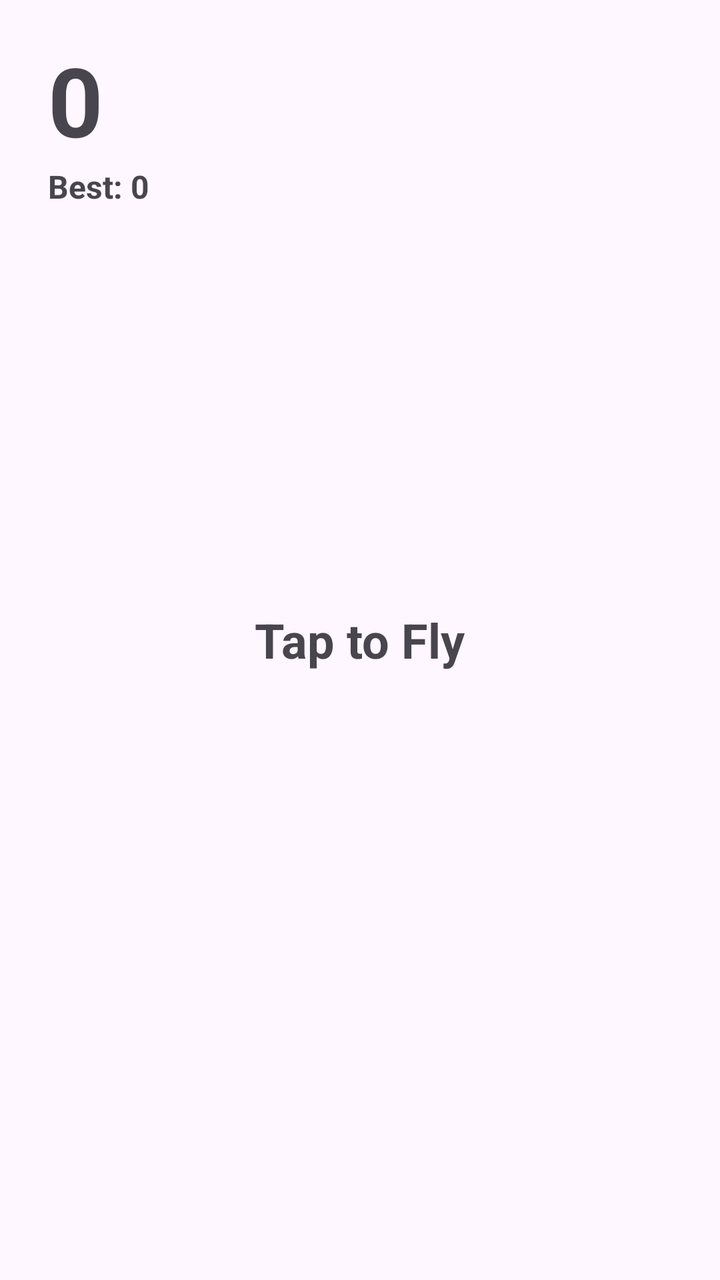
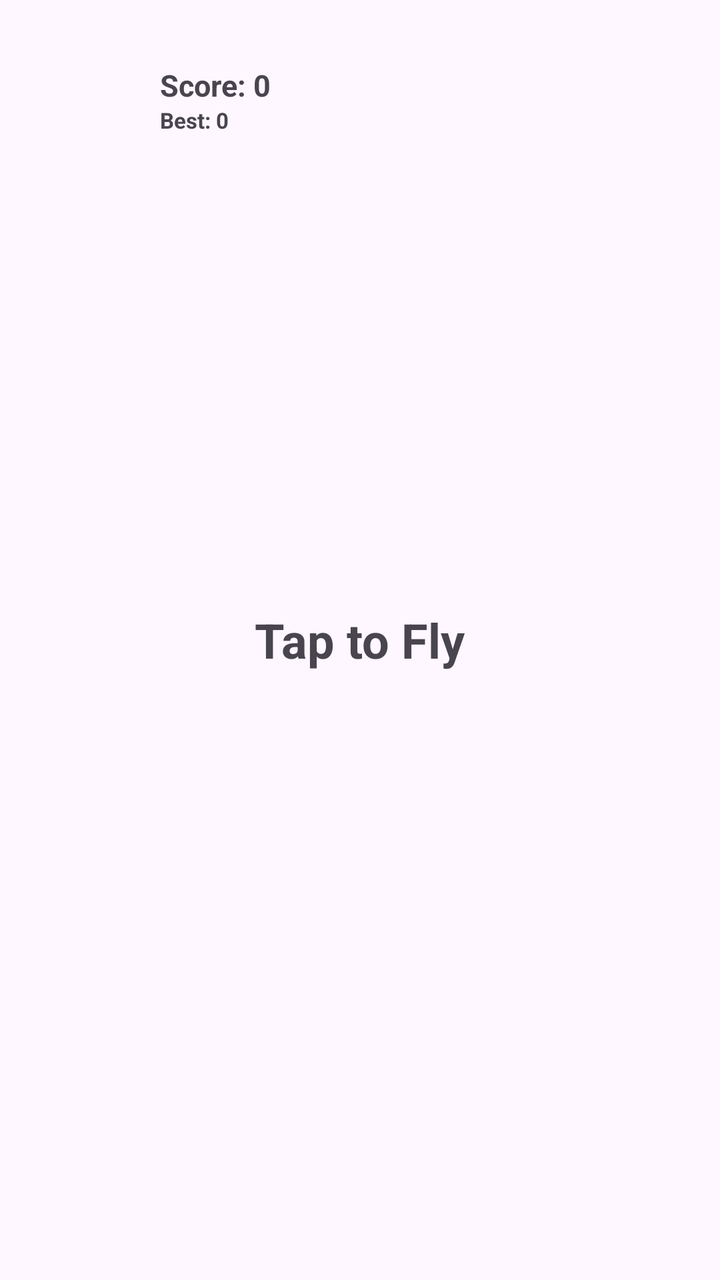

Before-and-after screenshots of an Android layout around one commit, followed by the original layout XML and the change that was made.
<!-- AndroidManifest.xml: activity theme Theme.OwnPhotoONWall -->
<!-- res/layout/activity_flappy_bird.xml -->
<?xml version="1.0" encoding="utf-8"?>

<RelativeLayout xmlns:android="http://schemas.android.com/apk/res/android"
    xmlns:app="http://schemas.android.com/apk/res-auto"
    android:id="@+id/flappyRoot"
    android:layout_width="match_parent"
    android:layout_height="match_parent"
    android:fitsSystemWindows="true">

    
    <FrameLayout
        android:id="@+id/gameContainer"
        android:layout_width="match_parent"
        android:layout_height="match_parent" />

    
    <RelativeLayout
        android:id="@+id/topHud"
        android:layout_width="match_parent"
        android:layout_height="wrap_content"
        android:layout_alignParentTop="true"
        android:paddingStart="24dp"
        android:paddingEnd="16dp"
        android:paddingTop="16dp"
        android:paddingBottom="12dp"
        android:elevation="4dp">

        
        <LinearLayout
            android:layout_width="wrap_content"
            android:layout_height="wrap_content"
            android:orientation="vertical"
            android:layout_alignParentStart="true"
            android:layout_centerVertical="true">

            <TextView
                android:id="@+id/tvCurrentScore"
                android:layout_width="wrap_content"
                android:layout_height="wrap_content"
                android:text="0"
                android:textSize="48sp"
                android:textStyle="bold"
                android:includeFontPadding="false" />

            <TextView
                android:id="@+id/tvHighScore"
                android:layout_width="wrap_content"
                android:layout_height="wrap_content"
                android:text="Best: 0"
                android:textSize="16sp"
                android:textStyle="bold"
                android:layout_marginTop="2dp" />
        </LinearLayout>

        
        <ImageButton
            android:id="@+id/btnPause"
            android:layout_width="100dp"
            android:layout_height="100dp"
            android:layout_alignParentEnd="true"
            android:layout_centerVertical="true"
            android:background="?attr/selectableItemBackgroundBorderless"
            android:scaleType="fitCenter"
            android:padding="8dp"
            android:contentDescription="Pause Game" />
    </RelativeLayout>

    
    <RelativeLayout
        android:id="@+id/pauseOverlay"
        android:layout_width="match_parent"
        android:layout_height="match_parent"
        android:background="#99000000"
        android:visibility="gone"
        android:elevation="10dp"
        android:clipToPadding="false"
        android:clipChildren="false">

        <ScrollView
            android:layout_width="match_parent"
            android:layout_height="wrap_content"
            android:layout_centerInParent="true"
            android:layout_marginHorizontal="28dp"
            android:scrollbars="none"
            android:clipToPadding="false">

            <LinearLayout
                android:id="@+id/pauseCard"
                android:layout_width="match_parent"
                android:layout_height="wrap_content"
                android:orientation="vertical"
                android:paddingTop="32dp"
                android:paddingBottom="44dp"
                android:paddingHorizontal="24dp"
                android:gravity="center"
                android:clipToPadding="false">

                <TextView
                    android:id="@+id/tvPauseTitle"
                    android:layout_width="wrap_content"
                    android:layout_height="wrap_content"
                    android:text="PAUSED"
                    android:textSize="26sp"
                    android:textStyle="bold"
                    android:gravity="center"
                    android:layout_marginBottom="24dp" />

                <Button
                    android:id="@+id/btnResume"
                    style="@style/ModernButtonStyle"
                    android:layout_width="match_parent"
                    android:layout_height="56dp"
                    android:textSize="16sp"
                    android:backgroundTint="#34C759"
                    android:textColor="#FFFFFF"
                    android:text="Resume Game" />

                
                <Button
                    android:id="@+id/btnToggleVibration"
                    style="@style/ModernButtonStyle"
                    android:layout_width="match_parent"
                    android:layout_height="56dp"
                    android:textSize="16sp"
                    android:backgroundTint="#8E8E93"
                    android:textColor="#FFFFFF"
                    android:layout_marginTop="12dp"
                    android:text="Vibration: ON" />

                <Button
                    android:id="@+id/btnQuitFromPause"
                    style="@style/ModernButtonStyle"
                    android:layout_width="match_parent"
                    android:layout_height="56dp"
                    android:textSize="16sp"
                    android:backgroundTint="#FF3B30"
                    android:textColor="#FFFFFF"
                    android:layout_marginTop="12dp"
                    android:text="Quit to Menu" />
            </LinearLayout>
        </ScrollView>
    </RelativeLayout>

    
    <RelativeLayout
        android:id="@+id/gameOverOverlay"
        android:layout_width="match_parent"
        android:layout_height="match_parent"
        android:background="#99000000"
        android:visibility="gone"
        android:elevation="10dp"
        android:clipToPadding="false"
        android:clipChildren="false">

        <ScrollView
            android:layout_width="match_parent"
            android:layout_height="wrap_content"
            android:layout_centerInParent="true"
            android:layout_marginHorizontal="28dp"
            android:scrollbars="none"
            android:clipToPadding="false">

            <LinearLayout
                android:id="@+id/gameOverCard"
                android:layout_width="match_parent"
                android:layout_height="wrap_content"
                android:orientation="vertical"
                android:paddingTop="28dp"
                android:paddingBottom="44dp"
                android:paddingHorizontal="24dp"
                android:gravity="center"
                android:clipToPadding="false">

                
                <FrameLayout
                    android:id="@+id/snapshotContainer"
                    android:layout_width="130dp"
                    android:layout_height="130dp"
                    android:layout_marginBottom="16dp"
                    android:visibility="gone"
                    android:elevation="2dp">

                    <ImageView
                        android:id="@+id/ivDeathSnapshot"
                        android:layout_width="match_parent"
                        android:layout_height="match_parent"
                        android:scaleType="centerCrop"
                        android:contentDescription="Death Snapshot" />
                </FrameLayout>

                <TextView
                    android:id="@+id/tvGameOverTitle"
                    android:layout_width="match_parent"
                    android:layout_height="wrap_content"
                    android:text="GAME OVER"
                    android:textStyle="bold"
                    android:textSize="32sp"
                    android:gravity="center"
                    android:layout_marginBottom="8dp" />

                
                <TextView
                    android:id="@+id/tvNewHighScoreBanner"
                    android:layout_width="wrap_content"
                    android:layout_height="wrap_content"
                    android:text="🏆 NEW HIGH SCORE! 🏆"
                    android:textColor="#FFD700"
                    android:textSize="18sp"
                    android:textStyle="bold"
                    android:gravity="center"
                    android:visibility="gone"
                    android:layout_marginBottom="16dp" />

                <TextView
                    android:id="@+id/tvFinalScore"
                    android:layout_width="wrap_content"
                    android:layout_height="wrap_content"
                    android:text="Score: 0"
                    android:textSize="22sp"
                    android:layout_marginBottom="24dp" />

                <Button
                    android:id="@+id/btnRestart"
                    style="@style/ModernButtonStyle"
                    android:layout_width="match_parent"
                    android:layout_height="56dp"
                    android:textSize="16sp"
                    android:backgroundTint="#4A90E2"
                    android:textColor="#FFFFFF"
                    android:text="Play Again" />

                <Button
                    android:id="@+id/btnQuit"
                    style="@style/ModernButtonStyle"
                    android:layout_width="match_parent"
                    android:layout_height="56dp"
                    android:textSize="16sp"
                    android:layout_marginTop="12dp"
                    android:text="Quit" />
            </LinearLayout>
        </ScrollView>
    </RelativeLayout>

    
    <TextView
        android:id="@+id/tvTapToStart"
        android:layout_width="wrap_content"
        android:layout_height="wrap_content"
        android:layout_centerInParent="true"
        android:text="Tap to Fly"
        android:textSize="24sp"
        android:textStyle="bold"
        android:elevation="2dp" />

</RelativeLayout>
<!-- resources referenced by this layout -->
<resources>
  <style name="ModernButtonStyle" parent="Widget.MaterialComponents.Button.TextButton">
          <item name="android:layout_width">match_parent</item>
          <item name="android:layout_height">45dp</item>
          
          <item name="android:paddingStart">16dp</item>
          <item name="android:paddingEnd">16dp</item>
          <item name="android:textSize">12sp</item>
          <item name="android:textStyle">bold</item>
          <item name="android:textAllCaps">false</item>
          <item name="android:layout_marginBottom">12dp</item>
          <item name="cornerFamily">rounded</item>
          <item name="cornerRadius">24dp</item>
          <item name="android:textColor">?android:attr/textColorPrimary</item>
          <item name="backgroundTint">?android:attr/colorAccent</item>
      </style>
  <style name="Theme.OwnPhotoONWall" parent="Base.Theme.OwnPhotoONWall" />
  <style name="Base.Theme.OwnPhotoONWall" parent="Theme.Material3.DayNight.NoActionBar">
          <item name="android:windowActivityTransitions">true</item>
          <item name="android:windowContentTransitions">true</item>
      </style>
</resources>

<!-- the commit's change to res/layout/activity_flappy_bird.xml (unified diff, before → after) -->
@@ -21,48 +21,54 @@
         android:layout_alignParentTop="true"
         android:paddingStart="24dp"
         android:paddingEnd="16dp"
-        android:paddingTop="16dp"
+        android:paddingTop="24dp"
         android:paddingBottom="12dp"
         android:elevation="4dp">
 
         
         <LinearLayout
+            android:id="@+id/btnPause"
             android:layout_width="wrap_content"
-            android:layout_height="wrap_content"
-            android:orientation="vertical"
+            android:layout_height="52dp"
             android:layout_alignParentStart="true"
-            android:layout_centerVertical="true">
-
-            <TextView
-                android:id="@+id/tvCurrentScore"
+            android:gravity="center_vertical"
+            android:orientation="horizontal"
+            android:paddingEnd="20dp"
+            android:paddingStart="6dp"
+            android:clickable="true"
+            android:focusable="true">
+
+            
+            <FrameLayout
+                android:id="@+id/pauseIconContainer"
+                android:layout_width="40dp"
+                android:layout_height="40dp" />
+
+            
+            <LinearLayout
                 android:layout_width="wrap_content"
                 android:layout_height="wrap_content"
-                android:text="0"
-                android:textSize="48sp"
-                android:textStyle="bold"
-                android:includeFontPadding="false" />
-
-            <TextView
-                android:id="@+id/tvHighScore"
-                android:layout_width="wrap_content"
-                android:layout_height="wrap_content"
-                android:text="Best: 0"
-                android:textSize="16sp"
-                android:textStyle="bold"
-                android:layout_marginTop="2dp" />
+                android:layout_marginStart="10dp"
+                android:orientation="vertical"
+                android:gravity="center_vertical">
+
+                <TextView
+                    android:id="@+id/tvCurrentScore"
+                    android:layout_width="wrap_content"
+                    android:layout_height="wrap_content"
+                    android:text="Score: 0"
+                    android:textSize="15sp"
+                    android:textStyle="bold" />
+
+                <TextView
+                    android:id="@+id/tvHighScore"
+                    android:layout_width="wrap_content"
+                    android:layout_height="wrap_content"
+                    android:text="Best: 0"
+                    android:textSize="11sp"
+                    android:textStyle="bold" />
+            </LinearLayout>
         </LinearLayout>
-
-        
-        <ImageButton
-            android:id="@+id/btnPause"
-            android:layout_width="100dp"
-            android:layout_height="100dp"
-            android:layout_alignParentEnd="true"
-            android:layout_centerVertical="true"
-            android:background="?attr/selectableItemBackgroundBorderless"
-            android:scaleType="fitCenter"
-            android:padding="8dp"
-            android:contentDescription="Pause Game" />
     </RelativeLayout>
 
     
@@ -136,7 +142,7 @@
                     android:backgroundTint="#FF3B30"
                     android:textColor="#FFFFFF"
                     android:layout_marginTop="12dp"
-                    android:text="Quit to Menu" />
+                    android:text="Exit Game" />
             </LinearLayout>
         </ScrollView>
     </RelativeLayout>
